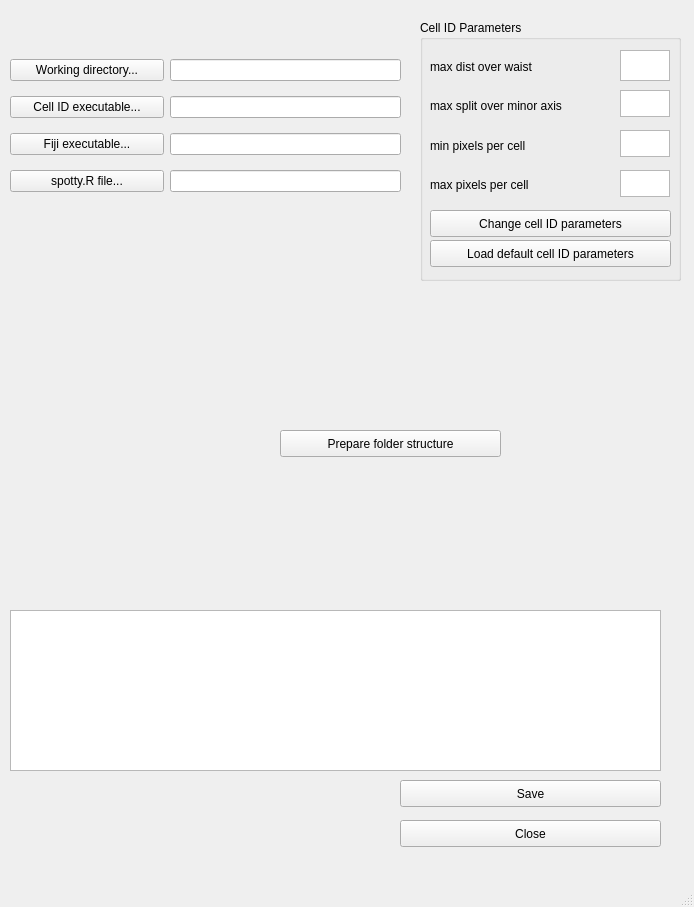
holzwok/Berufspraktikum, file src/MainWindow.ui: the form before one commit.
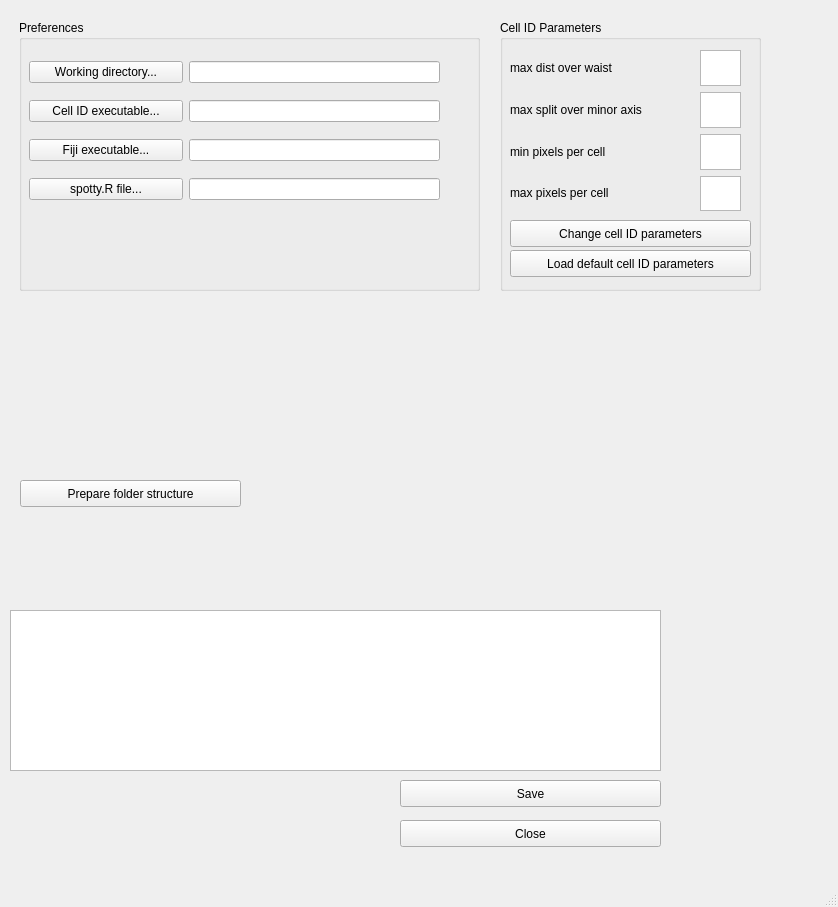
The form after the commit.

Diff of the .ui file:
```diff
--- a/src/MainWindow.ui
+++ b/src/MainWindow.ui
@@ -6,7 +6,7 @@
    <rect>
     <x>0</x>
     <y>0</y>
-    <width>694</width>
+    <width>838</width>
     <height>907</height>
    </rect>
   </property>
@@ -43,10 +43,10 @@
    <widget class="QGroupBox" name="groupBox">
     <property name="geometry">
      <rect>
-      <x>420</x>
+      <x>500</x>
       <y>20</y>
       <width>261</width>
-      <height>261</height>
+      <height>271</height>
      </rect>
     </property>
     <property name="font">
@@ -61,51 +61,11 @@
     <property name="title">
      <string>Cell ID Parameters</string>
     </property>
-    <widget class="QTextEdit" name="max_dist_over_waist">
-     <property name="geometry">
-      <rect>
-       <x>200</x>
-       <y>30</y>
-       <width>50</width>
-       <height>31</height>
-      </rect>
-     </property>
-    </widget>
-    <widget class="QTextEdit" name="max_split_over_minor_axis">
-     <property name="geometry">
-      <rect>
-       <x>200</x>
-       <y>70</y>
-       <width>50</width>
-       <height>27</height>
-      </rect>
-     </property>
-    </widget>
-    <widget class="QTextEdit" name="min_pixels_per_cell">
-     <property name="geometry">
-      <rect>
-       <x>200</x>
-       <y>110</y>
-       <width>50</width>
-       <height>27</height>
-      </rect>
-     </property>
-    </widget>
-    <widget class="QTextEdit" name="max_pixels_per_cell">
-     <property name="geometry">
-      <rect>
-       <x>200</x>
-       <y>150</y>
-       <width>50</width>
-       <height>27</height>
-      </rect>
-     </property>
-    </widget>
     <widget class="QPushButton" name="button_change_cellid_parameters">
      <property name="geometry">
       <rect>
        <x>10</x>
-       <y>190</y>
+       <y>200</y>
        <width>241</width>
        <height>27</height>
       </rect>
@@ -114,13 +74,13 @@
       <string>Change cell ID parameters</string>
      </property>
     </widget>
-    <widget class="QWidget" name="">
+    <widget class="QWidget" name="layoutWidget">
      <property name="geometry">
       <rect>
        <x>10</x>
        <y>30</y>
        <width>180</width>
-       <height>151</height>
+       <height>161</height>
       </rect>
      </property>
      <layout class="QVBoxLayout" name="verticalLayout">
@@ -158,7 +118,7 @@
      <property name="geometry">
       <rect>
        <x>10</x>
-       <y>220</y>
+       <y>230</y>
        <width>241</width>
        <height>27</height>
       </rect>
@@ -167,6 +127,30 @@
       <string>Load default cell ID parameters</string>
      </property>
     </widget>
+    <widget class="QWidget" name="">
+     <property name="geometry">
+      <rect>
+       <x>200</x>
+       <y>30</y>
+       <width>41</width>
+       <height>161</height>
+      </rect>
+     </property>
+     <layout class="QVBoxLayout" name="verticalLayout_4">
+      <item>
+       <widget class="QTextEdit" name="max_dist_over_waist"/>
+      </item>
+      <item>
+       <widget class="QTextEdit" name="max_split_over_minor_axis"/>
+      </item>
+      <item>
+       <widget class="QTextEdit" name="min_pixels_per_cell"/>
+      </item>
+      <item>
+       <widget class="QTextEdit" name="max_pixels_per_cell"/>
+      </item>
+     </layout>
+    </widget>
    </widget>
    <widget class="QTextEdit" name="log_window">
     <property name="geometry">
@@ -181,8 +165,8 @@
    <widget class="QPushButton" name="prepare_structure">
     <property name="geometry">
      <rect>
-      <x>280</x>
-      <y>430</y>
+      <x>20</x>
+      <y>480</y>
       <width>221</width>
       <height>27</height>
      </rect>
@@ -191,13 +175,25 @@
      <string>Prepare folder structure</string>
     </property>
    </widget>
-   <widget class="QWidget" name="">
+   <widget class="QGroupBox" name="groupBox_2">
+    <property name="geometry">
+     <rect>
+      <x>19</x>
+      <y>20</y>
+      <width>461</width>
+      <height>271</height>
+     </rect>
+    </property>
+    <property name="title">
+     <string>Preferences</string>
+    </property>
+    <widget class="QWidget" name="layoutWidget">
     <property name="geometry">
      <rect>
       <x>10</x>
-      <y>50</y>
+       <y>30</y>
       <width>154</width>
-      <height>151</height>
+       <height>161</height>
      </rect>
     </property>
     <layout class="QVBoxLayout" name="verticalLayout_2">
@@ -231,13 +227,13 @@
      </item>
     </layout>
    </widget>
-   <widget class="QWidget" name="">
+    <widget class="QWidget" name="layoutWidget">
     <property name="geometry">
      <rect>
       <x>170</x>
-      <y>50</y>
-      <width>231</width>
-      <height>151</height>
+       <y>30</y>
+       <width>251</width>
+       <height>161</height>
      </rect>
     </property>
     <layout class="QVBoxLayout" name="verticalLayout_3">
@@ -245,7 +241,7 @@
       <widget class="QLineEdit" name="lineEditworking_directory">
        <property name="font">
         <font>
-         <pointsize>9</pointsize>
+          <pointsize>8</pointsize>
         </font>
        </property>
       </widget>
@@ -254,7 +250,7 @@
       <widget class="QLineEdit" name="lineEditcell_id_executable">
        <property name="font">
         <font>
-         <pointsize>9</pointsize>
+          <pointsize>8</pointsize>
         </font>
        </property>
       </widget>
@@ -263,7 +259,7 @@
       <widget class="QLineEdit" name="lineEditfiji_executable">
        <property name="font">
         <font>
-         <pointsize>9</pointsize>
+          <pointsize>8</pointsize>
         </font>
        </property>
       </widget>
@@ -272,12 +268,13 @@
       <widget class="QLineEdit" name="lineEditspottyR_file">
        <property name="font">
         <font>
-         <pointsize>9</pointsize>
+          <pointsize>8</pointsize>
         </font>
        </property>
       </widget>
      </item>
     </layout>
+    </widget>
    </widget>
   </widget>
   <widget class="QMenuBar" name="menubar">
```
Left out of the diff: 2 changed lines with no effect on the pictures. Lines whose indentation alone changed are shown as unchanged.
